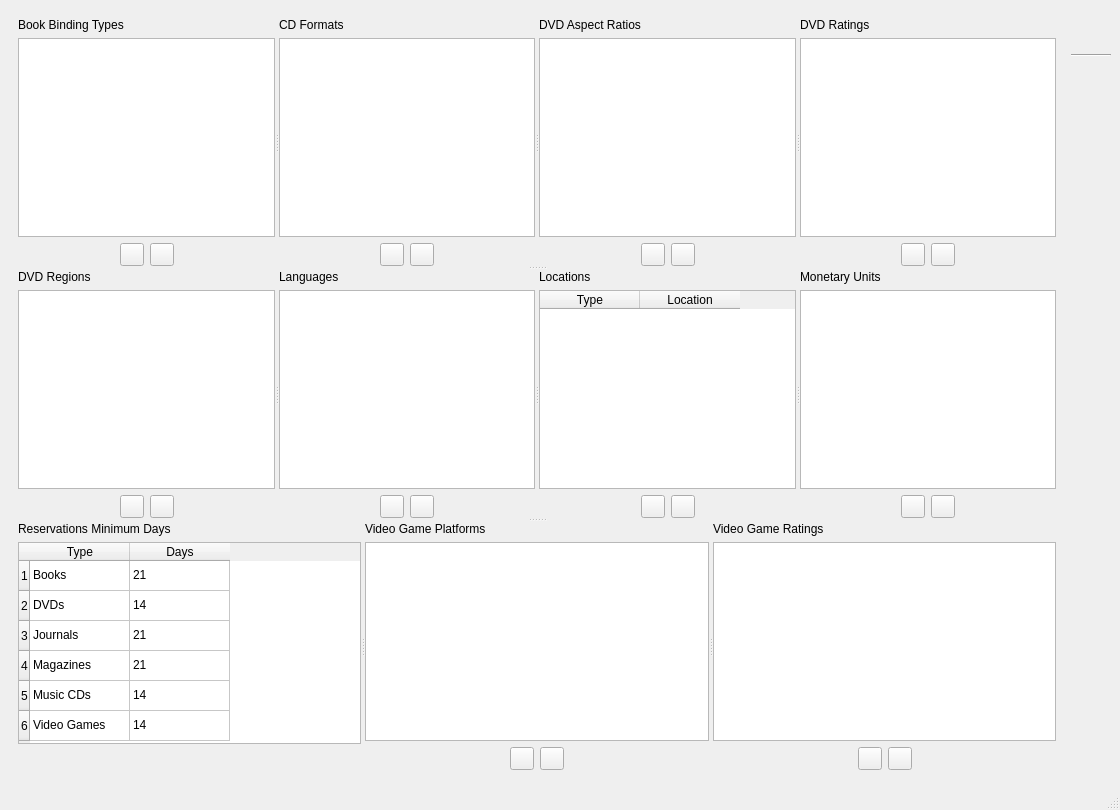
The window that UI/dbenumerations.ui (textbrowser/biblioteq) describes before a commit, drawn with Qt 5.
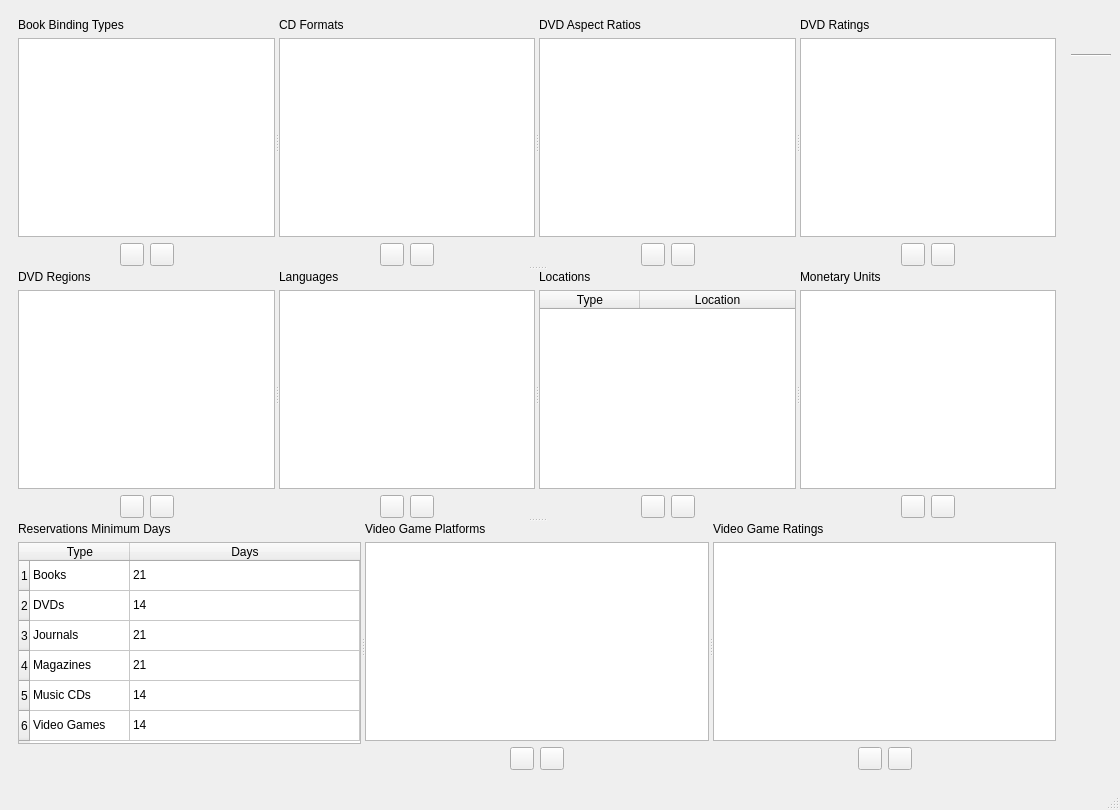
The same window after the commit. Icons and pictures are not drawn.

What changed in the file:
```diff
--- a/UI/dbenumerations.ui
+++ b/UI/dbenumerations.ui
@@ -515,6 +515,9 @@
             </item>
             <item>
              <widget class="QTableWidget" name="locationsTable">
+              <attribute name="horizontalHeaderStretchLastSection">
+               <bool>true</bool>
+              </attribute>
               <column>
                <property name="text">
                 <string>Type</string>
@@ -687,6 +690,9 @@
             </item>
             <item>
              <widget class="QTableWidget" name="minimumDaysTable">
+              <attribute name="horizontalHeaderStretchLastSection">
+               <bool>true</bool>
+              </attribute>
               <row>
                <property name="text">
                 <string>1</string>
```
